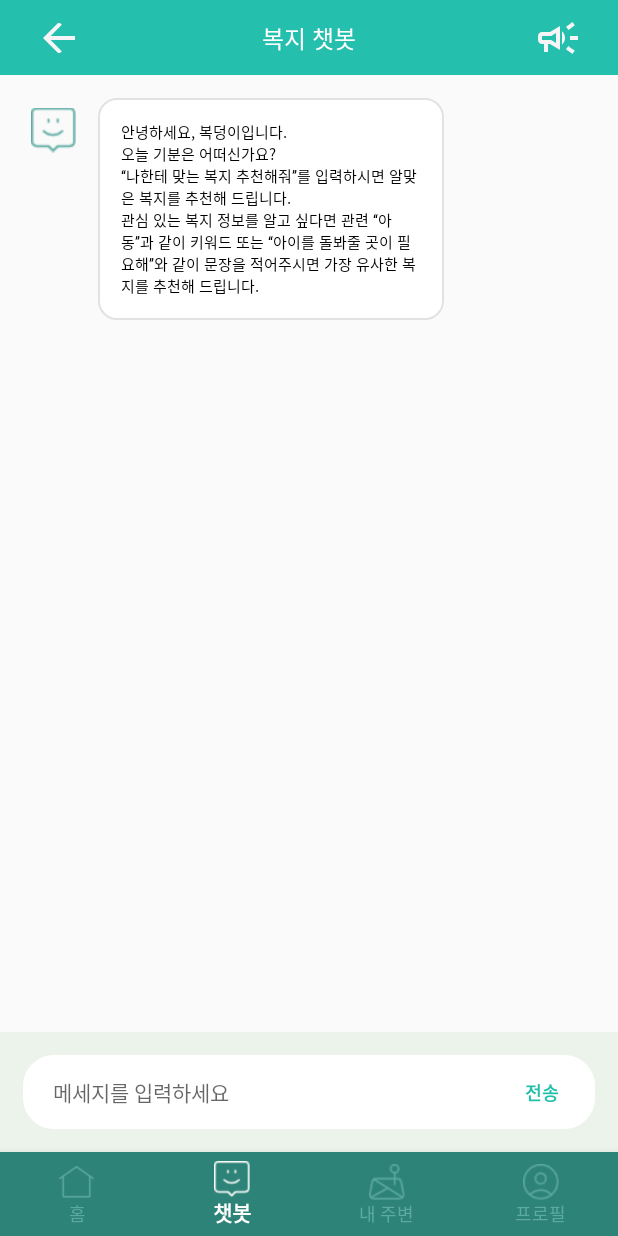
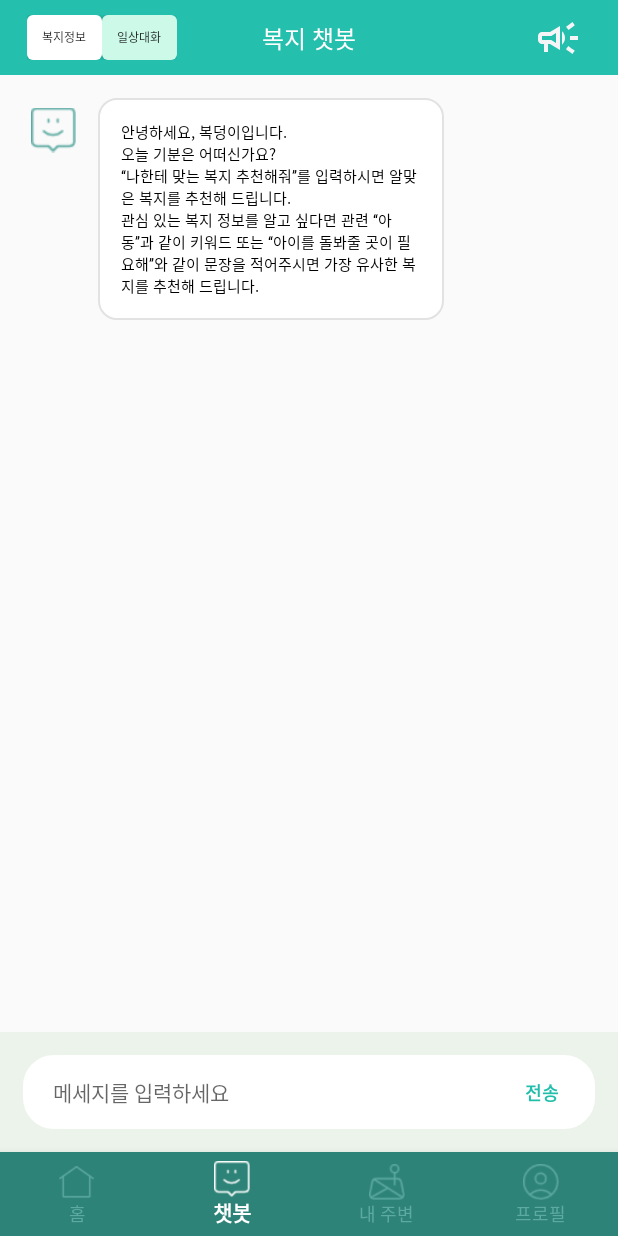
Before and after one commit to 21WelfareForEveryone/WelfareForEveryOne, an Android app: the ChatActivity screen opened directly, with no data from a screen before it, on a phone screen of 412 x 824 dp. Run offline under Robolectric (Android 15) with nearby library versions, the phone set to English and light mode, and no system bars; our stand-ins replace Volley; network calls fail; 1 statement that could not run was skipped.

Commit message:
[FE]Fix/TW-182 : Mobile 환경 디자인 수정 및 chatActivity toggle 추가

```diff
--- a/client/app/src/main/java/com/example/welfareapp/ChatActivity.java
+++ b/client/app/src/main/java/com/example/welfareapp/ChatActivity.java
@@ -2,6 +2,8 @@ package com.example.welfareapp;
 
 import static android.speech.tts.TextToSpeech.ERROR;
 import static com.example.welfareapp.URLs.url_chatbot;
+import static com.example.welfareapp.URLs.url_chatbot_counseling;
+import static com.example.welfareapp.URLs.url_chatbot_get_wel_rcmd;
 import static com.example.welfareapp.URLs.url_read;
 
 import android.content.Intent;
@@ -13,10 +15,15 @@ import android.speech.tts.TextToSpeech;
 import android.util.Log;
 import android.view.MenuItem;
 import android.view.View;
+import android.widget.AdapterView;
+import android.widget.ArrayAdapter;
 import android.widget.Button;
+import android.widget.CompoundButton;
 import android.widget.EditText;
 import android.widget.ImageButton;
+import android.widget.Spinner;
 import android.widget.Toast;
+import android.widget.ToggleButton;
 
 import androidx.annotation.NonNull;
 import androidx.appcompat.app.AppCompatActivity;
@@ -40,6 +47,8 @@ import com.android.volley.toolbox.JsonObjectRequest;
 import com.android.volley.toolbox.RequestFuture;
 import com.android.volley.toolbox.Volley;
 import com.google.android.material.bottomnavigation.BottomNavigationView;
+import com.google.android.material.button.MaterialButton;
+import com.google.android.material.button.MaterialButtonToggleGroup;
 
 import org.json.JSONArray;
 import org.json.JSONException;
@@ -72,6 +81,9 @@ public class ChatActivity extends AppCompatActivity {
     // user img idx
     int img_idx;
 
+    // chat mode
+    int chat_mode = 0;
+
     @Override
     protected void onCreate(Bundle savedInstanceState) {
         super.onCreate(savedInstanceState);
@@ -84,7 +96,7 @@ public class ChatActivity extends AppCompatActivity {
         Bundle bundle = getIntent().getExtras();
         String token = bundle.getString("token");
 
-        // load user img from chat cardview
+        // load user img from chat CardView
         loadUserImg(token);
 
         // keyboard disappeared
@@ -131,6 +143,7 @@ public class ChatActivity extends AppCompatActivity {
             }
         });
 
+        /*
         // header btn_back onCLickListener
         ImageButton btn_back = (ImageButton)findViewById(R.id.btn_back);
         btn_back.setOnClickListener(new View.OnClickListener() {
@@ -142,6 +155,60 @@ public class ChatActivity extends AppCompatActivity {
                 finish();
             }
         });
+         */
+
+        /*
+        MaterialButtonToggleGroup toggle_chat_mode = (MaterialButtonToggleGroup) findViewById(R.id.toggle_chat_mode);
+        chat_mode = toggle_chat_mode.getCheckedButtonId();
+        Log.v("ChatActivity chat_mode", Integer.toString(chat_mode));
+         */
+
+        /*
+        ToggleButton toggle_chat_mode = (ToggleButton)findViewById(R.id.toggle_chat_mode);
+        toggle_chat_mode.setOnCheckedChangeListener(new CompoundButton.OnCheckedChangeListener() {
+            @Override
+            public void onCheckedChanged(CompoundButton compoundButton, boolean b) {
+                if(b){
+                    chat_mode = 0;
+                }
+                else{
+                    chat_mode = 1;
+                }
+            }
+        });
+         */
+
+        Button toggle_chat_mode_1 = (Button)findViewById(R.id.toggle_chat_mode_1);
+        Button toggle_chat_mode_2 = (Button)findViewById(R.id.toggle_chat_mode_2);
+
+        if(chat_mode == 0){
+            toggle_chat_mode_1.setBackgroundResource(R.drawable.toggle_chat_mode_on);
+            toggle_chat_mode_2.setBackgroundResource(R.drawable.toggle_chat_mode_off);
+        }
+        else{
+            toggle_chat_mode_2.setBackgroundResource(R.drawable.toggle_chat_mode_on);
+            toggle_chat_mode_1.setBackgroundResource(R.drawable.toggle_chat_mode_off);
+        }
+
+        toggle_chat_mode_1.setOnClickListener(new View.OnClickListener() {
+            @Override
+            public void onClick(View view) {
+                chat_mode = 0;
+                toggle_chat_mode_1.setBackgroundResource(R.drawable.toggle_chat_mode_on);
+                toggle_chat_mode_2.setBackgroundResource(R.drawable.toggle_chat_mode_off);
+            }
+        });
+
+        toggle_chat_mode_2.setOnClickListener(new View.OnClickListener() {
+            @Override
+            public void onClick(View view) {
+                chat_mode = 1;
+                toggle_chat_mode_2.setBackgroundResource(R.drawable.toggle_chat_mode_on);
+                toggle_chat_mode_1.setBackgroundResource(R.drawable.toggle_chat_mode_off);
+            }
+        });
+
+
 
         // tts initiate
         tts = new TextToSpeech(getApplicationContext(), new TextToSpeech.OnInitListener() {
@@ -210,7 +277,7 @@ public class ChatActivity extends AppCompatActivity {
 
                 switch(item.getItemId()){
                     case R.id.navigation_1:
-                        Intent intent = new Intent(ChatActivity.this, com.example.welfareapp.MainActivity.class);
+                        Intent intent = new Intent(ChatActivity.this, MainActivity.class);
                         intent.putExtras(bundle);
                         startActivity(intent);
                         finish();
@@ -218,7 +285,7 @@ public class ChatActivity extends AppCompatActivity {
                     case R.id.navigation_2:
                         return true;
                     case R.id.navigation_3:
-                        Intent intent3 = new Intent(ChatActivity.this, com.example.welfareapp.MapActivity.class);
+                        Intent intent3 = new Intent(ChatActivity.this, MapActivity.class);
                         intent3.putExtras(bundle);
                         startActivity(intent3);
                         finish();
@@ -296,7 +363,9 @@ public class ChatActivity extends AppCompatActivity {
             SharedPreferences chatResponse = getSharedPreferences("chatResponse", MODE_PRIVATE);
             SharedPreferences.Editor editor= chatResponse.edit();
 
-            final JsonObjectRequest jsonObjectRequest = new JsonObjectRequest(Request.Method.POST, url_chatbot, params, new Response.Listener<JSONObject>(){
+            String url_chatbot_mode = chat_mode == 0 ? url_chatbot_get_wel_rcmd : url_chatbot_counseling;
+            Log.v("ChatActivity chat_mode", Integer.toString(chat_mode));
+            final JsonObjectRequest jsonObjectRequest = new JsonObjectRequest(Request.Method.POST, url_chatbot_mode, params, new Response.Listener<JSONObject>(){
                 @Override
                 public void onResponse(JSONObject response) {
                     Log.v("ChatActivity chatbot response", "true");
--- a/client/app/src/main/java/com/example/welfareapp/LoginActivity.java
+++ b/client/app/src/main/java/com/example/welfareapp/LoginActivity.java
@@ -118,7 +118,7 @@ public class LoginActivity extends AppCompatActivity {
                             finish();
                         }
                         else{
-                            Toast.makeText(getApplicationContext(), "로그인에 실패했습니다..", Toast.LENGTH_SHORT).show();
+                            Toast.makeText(getApplicationContext(), "로그인에 실패했습니다...(기입 오류)", Toast.LENGTH_SHORT).show();
                         }
                     }
                 });
@@ -191,7 +191,7 @@ public class LoginActivity extends AppCompatActivity {
         }, new Response.ErrorListener(){
             @Override
             public void onErrorResponse(VolleyError error) {
-                Toast.makeText(LoginActivity.this, error.getMessage(), Toast.LENGTH_SHORT).show();
+                Toast.makeText(LoginActivity.this, "로그인에 실패하였습니다...(서버 에러)", Toast.LENGTH_SHORT).show();
                 Log.v("Login onResponse Error", error.toString());
             }
         });
--- a/client/app/src/main/java/com/example/welfareapp/URLs.java
+++ b/client/app/src/main/java/com/example/welfareapp/URLs.java
@@ -34,5 +34,6 @@ public class URLs {
     public static final String url_push_toggle = root_url + "/push/toggle";
     public static final String url_push_getPushAlarm = root_url + "/push/getPushAlarm";
     public static final String url_session = root_url + "/rest/user/session";
-
+    public static final String url_chatbot_counseling = root_url + "/chatbot/counseling";
+    public static final String url_chatbot_get_wel_rcmd = root_url + "/chatbot/get_wel_rcmd";
 }
--- /dev/null
+++ b/client/app/src/main/res/drawable/toggle_chat_mode_off.xml
@@ -0,0 +1,8 @@
+<?xml version="1.0" encoding="UTF-8"?>
+<shape
+    xmlns:android="http://schemas.android.com/apk/res/android"
+    android:background = "#D4F8EB">
+    <solid android:color="#CDF9E9"/>
+    <corners android:radius="4dp" />
+    <padding android:left="0dip" android:top="0dip" android:right="0dip" android:bottom="0dip" />
+</shape>
--- /dev/null
+++ b/client/app/src/main/res/drawable/toggle_chat_mode_on.xml
@@ -0,0 +1,8 @@
+<?xml version="1.0" encoding="UTF-8"?>
+<shape
+    xmlns:android="http://schemas.android.com/apk/res/android"
+    android:background = "#FFFFFF">
+    <solid android:color="#FFFFFF"/>
+    <corners android:radius="4dp" />
+    <padding android:left="0dip" android:top="0dip" android:right="0dip" android:bottom="0dip" />
+</shape>
--- a/client/app/src/main/res/layout/activity_chat.xml
+++ b/client/app/src/main/res/layout/activity_chat.xml
@@ -5,7 +5,7 @@
     android:layout_width="match_parent"
     android:layout_height="match_parent"
     tools:context=".ChatActivity">
-    <include layout = "@layout/toolbar_chatbot"/>
+    <include layout = "@layout/toolbar_chatbot_2"/>
     <FrameLayout
         app:layout_constraintTop_toTopOf="parent"
         app:layout_constraintBottom_toTopOf="@id/nav_view"
@@ -14,7 +14,6 @@
         android:layout_width="match_parent"
         android:layout_height="0dp"
         android:layout_weight="1" >
-
         <androidx.constraintlayout.widget.ConstraintLayout
             android:layout_width="match_parent"
             android:layout_height="match_parent"
--- a/client/app/src/main/res/layout/activity_my_profile.xml
+++ b/client/app/src/main/res/layout/activity_my_profile.xml
@@ -53,8 +53,6 @@
             >
         </ImageView>
     </androidx.cardview.widget.CardView>
-
-
 
     <TextView
         app:layout_constraintTop_toBottomOf="@+id/user_img"
--- /dev/null
+++ b/client/app/src/main/res/layout/toolbar_chatbot_2.xml
@@ -0,0 +1,78 @@
+<?xml version="1.0" encoding="utf-8"?>
+<androidx.appcompat.widget.Toolbar
+    xmlns:android="http://schemas.android.com/apk/res/android"
+    xmlns:app="http://schemas.android.com/apk/res-auto"
+    android:layout_width="match_parent"
+    android:layout_height="50dp"
+    android:background="#24bfad"
+    android:id="@+id/toolbar_chatbot"
+    app:contentInsetStart="0dp">
+
+    <RelativeLayout
+        android:layout_width="match_parent"
+        android:layout_height="match_parent"
+        android:orientation="horizontal">
+
+        <androidx.constraintlayout.widget.ConstraintLayout
+            android:orientation="horizontal"
+            android:layout_width="match_parent"
+            android:layout_height="match_parent">
+
+            <LinearLayout
+                android:layout_marginLeft="18dp"
+                app:layout_constraintTop_toTopOf="parent"
+                app:layout_constraintLeft_toLeftOf="parent"
+                app:layout_constraintBottom_toBottomOf="parent"
+                android:layout_width="wrap_content"
+                android:layout_height="wrap_content"
+                android:orientation="horizontal"
+                >
+                <Button
+                    android:id = "@+id/toggle_chat_mode_1"
+                    android:layout_width="50dp"
+                    android:layout_height="30dp"
+                    android:textSize="8sp"
+                    android:padding = '0dp'
+                    android:layout_gravity="center"
+                    android:text = "복지정보"/>
+                <Button
+                    android:id = "@+id/toggle_chat_mode_2"
+                    android:layout_width="50dp"
+                    android:layout_height="30dp"
+                    android:textSize="8sp"
+                    android:padding = '0dp'
+                    android:layout_gravity="center"
+                    android:text = "일상대화"/>
+            </LinearLayout>
+            <TextView
+                android:text = "복지 챗봇"
+                app:layout_constraintTop_toTopOf="parent"
+                app:layout_constraintLeft_toLeftOf="parent"
+                app:layout_constraintBottom_toBottomOf="parent"
+                app:layout_constraintRight_toRightOf="parent"
+                android:fontFamily="@font/font"
+                android:textStyle="normal"
+                android:textSize="16sp"
+                android:textColor="#ffffff"
+                android:layout_width="wrap_content"
+                android:layout_height="wrap_content"/>
+
+            <ImageButton
+                android:contentDescription="텍스트를 음성으로 변환합니다."
+                app:layout_constraintTop_toTopOf="parent"
+                app:layout_constraintRight_toRightOf="parent"
+                app:layout_constraintBottom_toBottomOf="parent"
+                android:layout_marginRight="24dp"
+                android:background="@null"
+                android:layout_width="wrap_content"
+                android:layout_height="wrap_content"
+                android:id="@+id/btn_TTS"
+                android:src = "@drawable/ic_speach_btn"
+                />
+
+        </androidx.constraintlayout.widget.ConstraintLayout>
+
+
+    </RelativeLayout>
+
+</androidx.appcompat.widget.Toolbar>
--- a/client/app/src/main/res/values/styles.xml
+++ b/client/app/src/main/res/values/styles.xml
@@ -6,4 +6,9 @@
     <style name="BottomSheetStyle" parent="Widget.Design.BottomSheet.Modal">
         <item name="android:background">@android:color/transparent</item>
     </style>
+    <style name="MaterialAppTheme" parent="Theme.MaterialComponents.Light.NoActionBar">
+        <item name="colorPrimary">@color/teal_200</item>
+        <item name="colorPrimaryDark">@color/white</item>
+        <item name="colorAccent">@color/teal_700</item>
+    </style>
 </resources>
```
Also changed, not shown: client/app/src/main/res/drawable/toggle_chat_mode_selector.xml (added, +9 -0 lines), client/app/src/main/res/layout/activity_profile.xml (+11 -9 lines), client/app/src/main/res/layout/activity_register.xml (+10 -8 lines).
